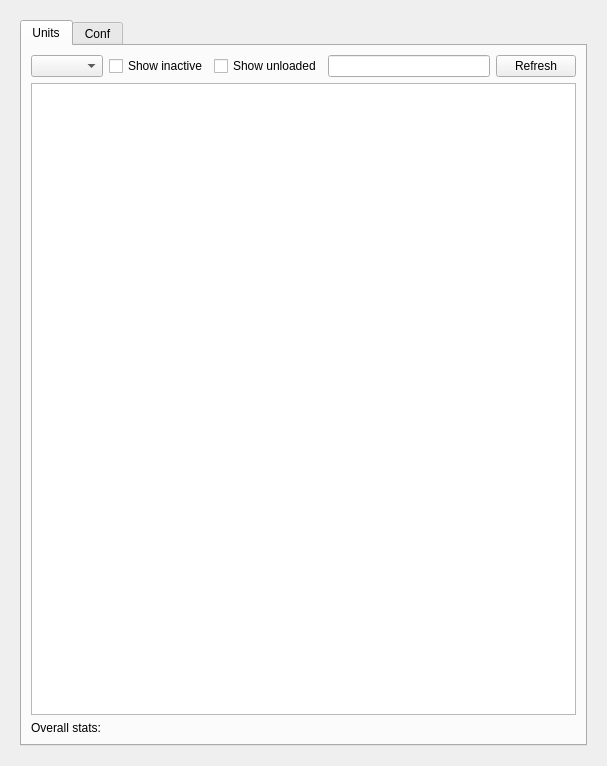
Before: the Qt Designer form ui/kcmsystemd.ui in rthomsen/kcmsystemd, drawn with Qt 5.
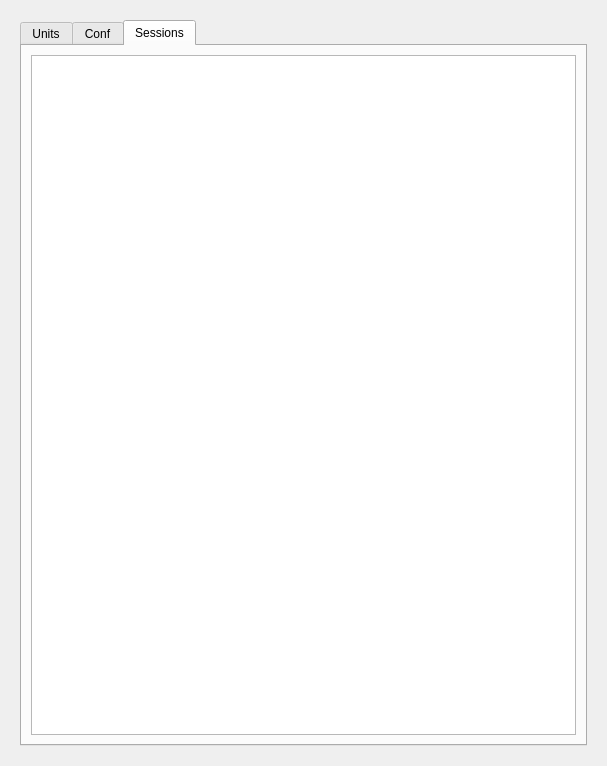
After: the same form once the commit is applied. The open tabs and pages were chosen to show the change.

Commit message: Implement logind session handling

What changed in the file:
```diff
--- a/ui/kcmsystemd.ui
+++ b/ui/kcmsystemd.ui
@@ -235,6 +235,48 @@
            </item>
           </layout>
          </widget>
+         <widget class="QWidget" name="tabSessions">
+          <attribute name="title">
+           <string>Sessions</string>
+          </attribute>
+          <layout class="QGridLayout" name="gridLayout_2">
+           <item row="0" column="0">
+            <layout class="QGridLayout" name="gridLayout">
+             <item row="0" column="0">
+              <widget class="QTableView" name="tblSessions">
+               <property name="mouseTracking">
+                <bool>true</bool>
+               </property>
+               <property name="contextMenuPolicy">
+                <enum>Qt::CustomContextMenu</enum>
+               </property>
+               <property name="editTriggers">
+                <set>QAbstractItemView::NoEditTriggers</set>
+               </property>
+               <property name="alternatingRowColors">
+                <bool>true</bool>
+               </property>
+               <property name="selectionMode">
+                <enum>QAbstractItemView::SingleSelection</enum>
+               </property>
+               <property name="selectionBehavior">
+                <enum>QAbstractItemView::SelectRows</enum>
+               </property>
+               <attribute name="horizontalHeaderStretchLastSection">
+                <bool>true</bool>
+               </attribute>
+               <attribute name="verticalHeaderVisible">
+                <bool>false</bool>
+               </attribute>
+               <attribute name="verticalHeaderDefaultSectionSize">
+                <number>20</number>
+               </attribute>
+              </widget>
+             </item>
+            </layout>
+           </item>
+          </layout>
+         </widget>
         </widget>
        </item>
       </layout>
```
The commit also changes 2 other files.
